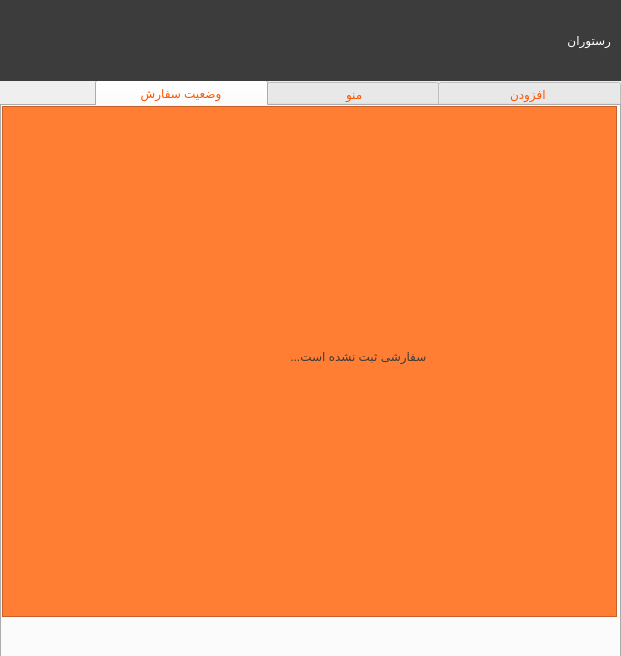
Above: FOOD/restaurantownermainpage.ui from pooratho/FOOD before the change. Below: the same form after it.
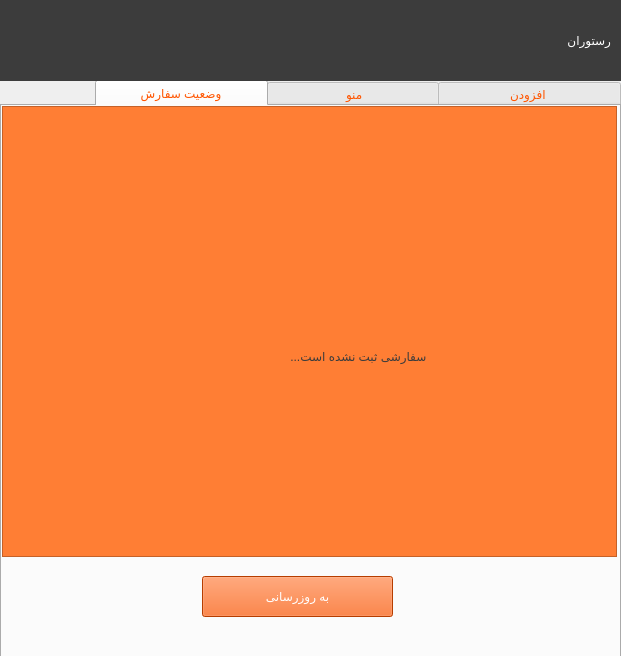
That is the form after the change. Icons and pictures are not drawn.

Commit message: added order status widget for restaurant owner files to project

```diff
--- a/FOOD/restaurantownermainpage.ui
+++ b/FOOD/restaurantownermainpage.ui
@@ -445,7 +445,7 @@
        <x>0</x>
        <y>0</y>
        <width>615</width>
-       <height>511</height>
+       <height>451</height>
       </rect>
      </property>
      <property name="styleSheet">
@@ -470,6 +470,24 @@
       <string>  سفارشی ثبت نشده است...</string>
      </property>
     </widget>
+    <widget class="QPushButton" name="pushButton_2">
+     <property name="geometry">
+      <rect>
+       <x>200</x>
+       <y>470</y>
+       <width>191</width>
+       <height>41</height>
+      </rect>
+     </property>
+     <property name="styleSheet">
+      <string notr="true">background-color: rgb(255, 85, 0);
+color: rgb(255, 255, 255);
+font: 12pt &quot;B Farnaz&quot;;</string>
+     </property>
+     <property name="text">
+      <string>به روزرسانی</string>
+     </property>
+    </widget>
    </widget>
   </widget>
   <widget class="QWidget" name="widget_3" native="true">
```
The commit also changes 5 other files.
